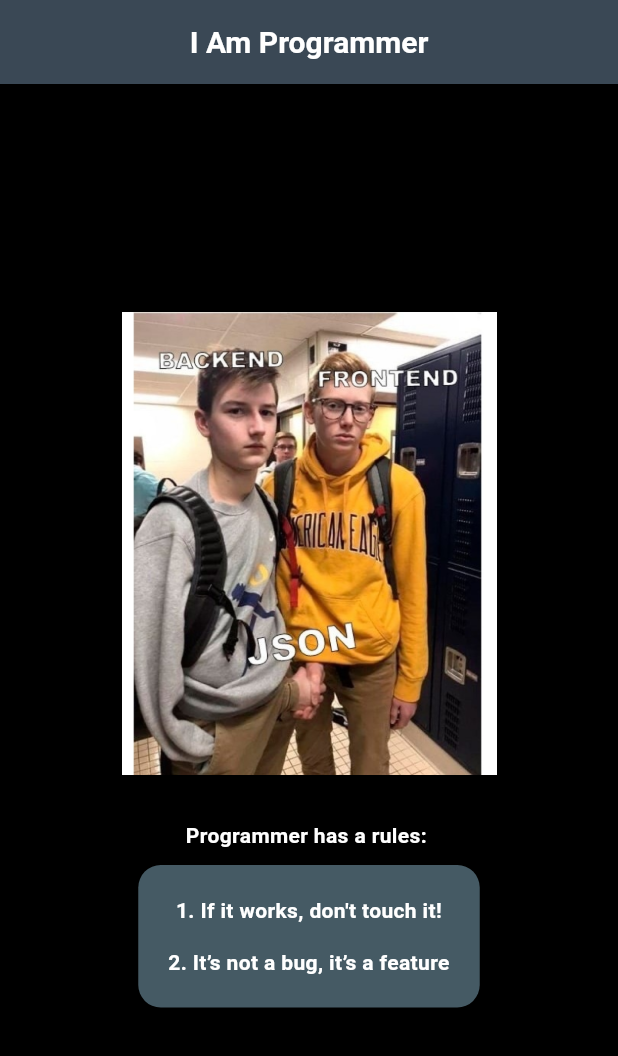
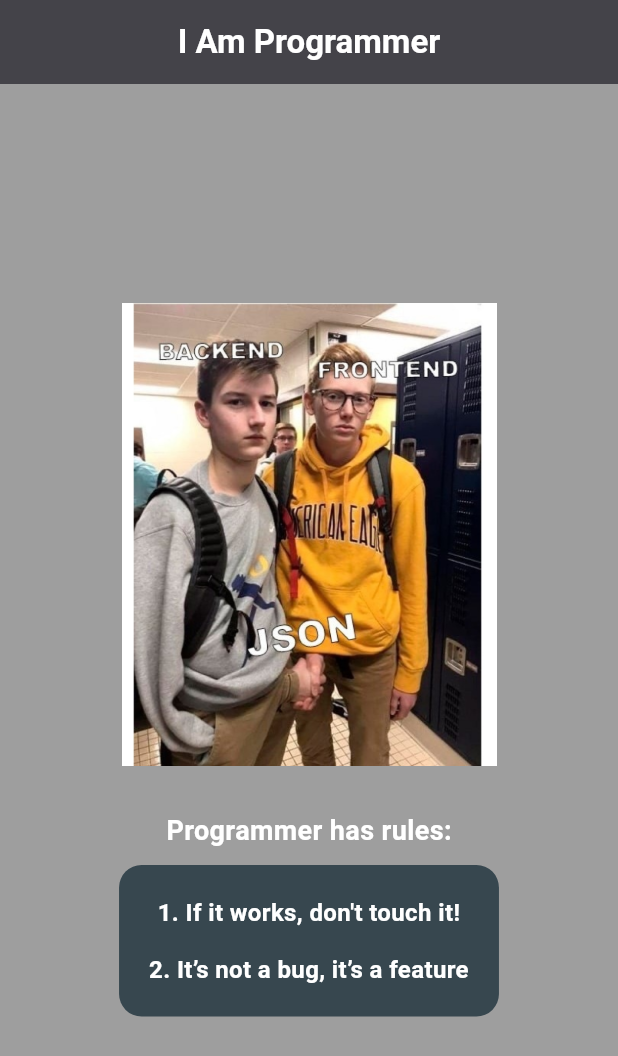
Before and after one commit to NurKholisYusufRabbani/i_am_programmer, a Flutter app: the screen it shows after launch, on a phone screen of 412 x 824 dp. Shown: the top 1056 px of the screen. Run offline on Flutter 3.47's test engine with Material 3 defaults, Android fonts, the phone set to English and light mode, and no system bars.

Commit message:
Update Comment and Colors

```diff
--- a/lib/main.dart
+++ b/lib/main.dart
@@ -1,74 +1,88 @@
 import 'package:flutter/material.dart';
 
 void main() {
-  runApp(const MyApp());
+  runApp(const MyApp()); // Fungsi utama yang menjalankan aplikasi Flutter
 }
 
+// Kelas utama aplikasi Flutter
 class MyApp extends StatelessWidget {
   const MyApp({super.key});
 
   @override
   Widget build(BuildContext context) {
     return MaterialApp(
-      debugShowCheckedModeBanner: false,
-      home: const HomeScreen(),
+      debugShowCheckedModeBanner: false, // Menghilangkan banner debug
+      home: const HomeScreen(), // Menetapkan HomeScreen sebagai halaman utama
     );
   }
 }
 
+// Halaman utama aplikasi
 class HomeScreen extends StatelessWidget {
   const HomeScreen({super.key});
 
   @override
   Widget build(BuildContext context) {
     return Scaffold(
-      backgroundColor: Colors.black, // Mengganti warna latar belakang menjadi hitam
+      backgroundColor: Colors.grey, // Warna latar belakang yang lebih soft
       appBar: AppBar(
-        backgroundColor: Colors.blueGrey.shade800, // Ganti warna appBar menjadi lebih cerah
-        elevation: 2,
+        backgroundColor: Colors.grey.shade800, // Warna appBar lebih gelap agar selaras
+        elevation: 2, // Memberikan efek bayangan kecil pada AppBar
         title: const Text(
-          'I Am Programmer',
+          'I Am Programmer', // Judul aplikasi di AppBar
           style: TextStyle(
-            color: Colors.white,
+            color: Colors.white, // Warna teks agar lebih mencolok
             fontWeight: FontWeight.bold,
-            fontSize: 20,
+            fontSize: 22,
           ),
         ),
-        centerTitle: true,
+        centerTitle: true, // Posisi teks di tengah
       ),
       body: Center(
         child: Column(
-          mainAxisAlignment: MainAxisAlignment.center,
+          mainAxisAlignment: MainAxisAlignment.center, // Memposisikan widget di tengah
           children: [
             Image.asset(
-              'assets/images/Programmer.png', // Menghilangkan ClipRRect
+              'assets/images/Programmer.png', // Gambar ikon utama
               width: 250,
               fit: BoxFit.cover,
             ),
-            const SizedBox(height: 30),
-            Text(
-              "Programmer has a rules: ",
-              style: TextStyle(color: Colors.white, fontWeight: FontWeight.bold), // Teks lebih terang
+            const SizedBox(height: 30), // Jarak antara gambar dan teks
+            const Text(
+              "Programmer has rules:", // Judul teks aturan programmer
+              style: TextStyle(
+                color: Colors.white, // Warna teks agar lebih mencolok
+                fontWeight: FontWeight.bold,
+                fontSize: 18,
+              ),
             ),
-            SizedBox(height: 10),
+            const SizedBox(height: 10), // Jarak antara judul teks dan daftar aturan
             Container(
-              padding: const EdgeInsets.all(20),
+              padding: const EdgeInsets.all(20), // Memberikan padding di dalam container
               decoration: BoxDecoration(
-                color: Colors.blueGrey.shade700, // Mengubah warna container menjadi biru gelap
-                borderRadius: BorderRadius.circular(15),
+                color: Colors.blueGrey.shade800, // Warna container lebih gelap agar lebih menyatu
+                borderRadius: BorderRadius.circular(15), // Membuat sudut container lebih membulat
               ),
               child: const Column(
                 children: [
                   Text(
-                    "1. If it works, don't touch it!",
-                    style: TextStyle(color: Colors.white, fontWeight: FontWeight.bold),
-                    textAlign: TextAlign.center,
+                    "1. If it works, don't touch it!", // Aturan pertama
+                    style: TextStyle(
+                      color: Colors.white, // Warna teks agar lebih jelas
+                      fontWeight: FontWeight.bold,
+                      fontSize: 16,
+                    ),
+                    textAlign: TextAlign.center, // Teks rata tengah
                   ),
-                  SizedBox(height: 15),
+                  SizedBox(height: 15), // Jarak antar teks aturan
                   Text(
-                    "2. It’s not a bug, it’s a feature",
-                    style: TextStyle(color: Colors.white, fontWeight: FontWeight.bold),
-                    textAlign: TextAlign.center,
+                    "2. It’s not a bug, it’s a feature", // Aturan kedua
+                    style: TextStyle(
+                      color: Colors.white, // Warna teks agar lebih jelas
+                      fontWeight: FontWeight.bold,
+                      fontSize: 16,
+                    ),
+                    textAlign: TextAlign.center, // Teks rata tengah
                   ),
                 ],
               ),
```
